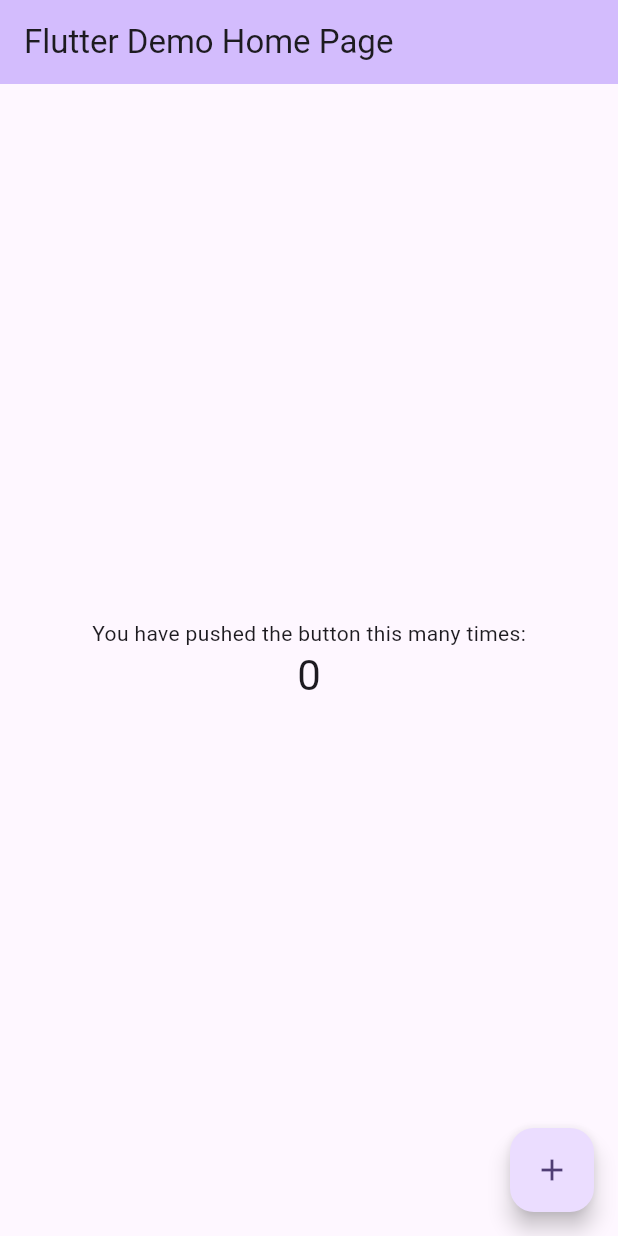
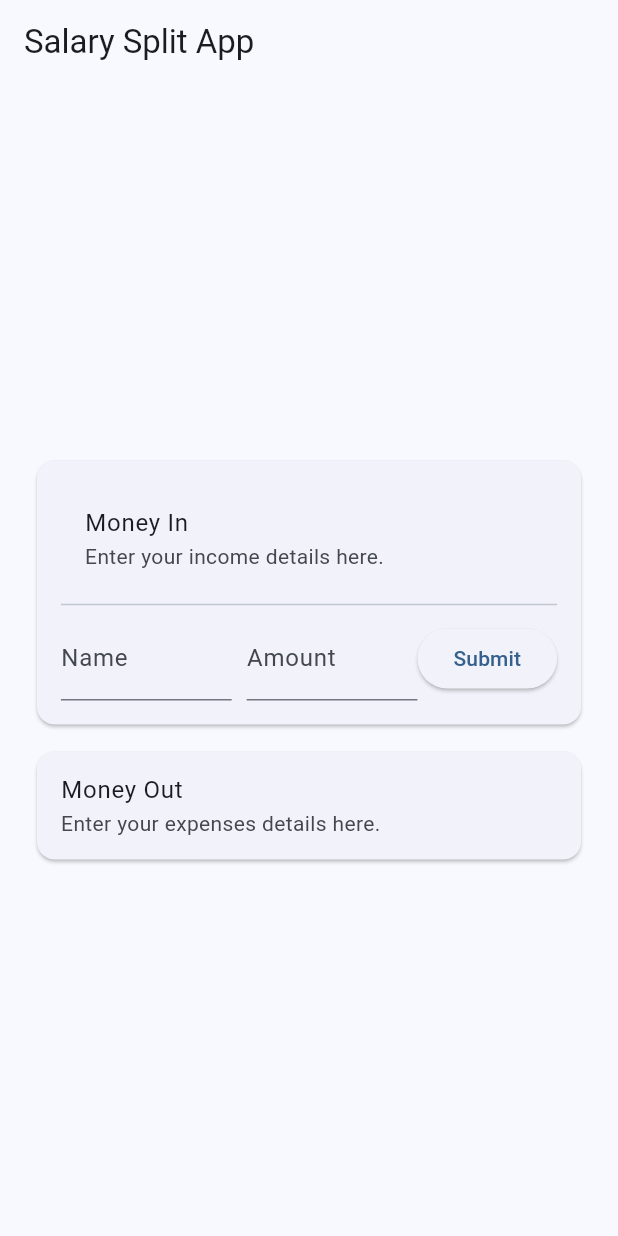
Before and after one commit to zoet24/salary-split, a Flutter app: the screen it shows after launch, on a phone screen of 412 x 824 dp. Run offline on Flutter 3.47's test engine with Material 3 defaults, Android fonts, the phone set to English and light mode, and no system bars.

Commit message:
Add form inputs for MoneyIn card

```diff
--- a/lib/main.dart
+++ b/lib/main.dart
@@ -1,125 +1,214 @@
 import 'package:flutter/material.dart';
+import 'package:provider/provider.dart';
 
 void main() {
-  runApp(const MyApp());
+  runApp(const SalarySplitApp());
 }
 
-class MyApp extends StatelessWidget {
-  const MyApp({super.key});
+class SalarySplitApp extends StatelessWidget {
+  const SalarySplitApp({super.key});
 
-  // This widget is the root of your application.
   @override
   Widget build(BuildContext context) {
-    return MaterialApp(
-      title: 'Flutter Demo',
-      theme: ThemeData(
-        // This is the theme of your application.
-        //
-        // TRY THIS: Try running your application with "flutter run". You'll see
-        // the application has a purple toolbar. Then, without quitting the app,
-        // try changing the seedColor in the colorScheme below to Colors.green
-        // and then invoke "hot reload" (save your changes or press the "hot
-        // reload" button in a Flutter-supported IDE, or press "r" if you used
-        // the command line to start the app).
-        //
-        // Notice that the counter didn't reset back to zero; the application
-        // state is not lost during the reload. To reset the state, use hot
-        // restart instead.
-        //
-        // This works for code too, not just values: Most code changes can be
-        // tested with just a hot reload.
-        colorScheme: ColorScheme.fromSeed(seedColor: Colors.deepPurple),
-        useMaterial3: true,
+    return ChangeNotifierProvider(
+      create: (context) => SalarySplitAppState(),
+      child: MaterialApp(
+        title: 'Salary Split App',
+        theme: ThemeData(
+          useMaterial3: true,
+          colorScheme: ColorScheme.fromSeed(seedColor: Colors.blue),
+        ),
+        home: const SalarySplitHomePage(),
       ),
-      home: const MyHomePage(title: 'Flutter Demo Home Page'),
     );
   }
 }
 
-class MyHomePage extends StatefulWidget {
-  const MyHomePage({super.key, required this.title});
+class SalarySplitAppState extends ChangeNotifier {}
 
-  // This widget is the home page of your application. It is stateful, meaning
-  // that it has a State object (defined below) that contains fields that affect
-  // how it looks.
-
-  // This class is the configuration for the state. It holds the values (in this
-  // case the title) provided by the parent (in this case the App widget) and
-  // used by the build method of the State. Fields in a Widget subclass are
-  // always marked "final".
-
-  final String title;
+class SalarySplitHomePage extends StatelessWidget {
+  const SalarySplitHomePage({super.key});
 
   @override
-  State<MyHomePage> createState() => _MyHomePageState();
+  Widget build(BuildContext context) {
+    return Scaffold(
+      appBar: AppBar(
+        title: const Text('Salary Split App'),
+      ),
+      body: Center(
+        child: LayoutBuilder(
+          builder: (BuildContext context, BoxConstraints constraints) {
+            // Calculate the width based on screen size
+            double width = MediaQuery.of(context).size.width;
+            double cardWidth = width > 600 ? width * 0.6 : width * 0.9;
+            cardWidth = cardWidth > 800 ? 800 : cardWidth; // Max width 800px
+
+            return Container(
+              width: cardWidth,
+              child: Column(
+                mainAxisAlignment: MainAxisAlignment.center,
+                children: const <Widget>[
+                  Card(
+                    child: Padding(
+                      padding: EdgeInsets.all(16.0),
+                      child: Column(
+                        crossAxisAlignment: CrossAxisAlignment.start,
+                        children: [
+                          ListTile(
+                            title: Text('Money In'),
+                            subtitle: Text('Enter your income details here.'),
+                          ),
+                          Divider(),
+                          MyCustomForm(),
+                        ],
+                      ),
+                    ),
+                  ),
+                  SizedBox(height: 10),
+                  Card(
+                    child: ListTile(
+                      title: Text('Money Out'),
+                      subtitle: Text('Enter your expenses details here.'),
+                    ),
+                  ),
+                ],
+              ),
+            );
+          },
+        ),
+      ),
+    );
+  }
 }
 
-class _MyHomePageState extends State<MyHomePage> {
-  int _counter = 0;
+class MyCustomForm extends StatefulWidget {
+  const MyCustomForm({super.key});
 
-  void _incrementCounter() {
+  @override
+  MyCustomFormState createState() {
+    return MyCustomFormState();
+  }
+}
+
+class MyCustomFormState extends State<MyCustomForm> {
+  final _formKey = GlobalKey<FormState>();
+  final _nameController = TextEditingController();
+  final _amountController = TextEditingController();
+
+  List<Map<String, String>> _submittedData = [];
+
+  void _submitData() {
+    if (_formKey.currentState!.validate()) {
+      setState(() {
+        _submittedData.add({
+          'name': _nameController.text,
+          'amount': _amountController.text,
+        });
+      });
+
+      ScaffoldMessenger.of(context).showSnackBar(
+        const SnackBar(content: Text('Data Submitted')),
+      );
+
+      // Clear the text fields after submission
+      _nameController.clear();
+      _amountController.clear();
+    }
+  }
+
+  void _deleteData(int index) {
     setState(() {
-      // This call to setState tells the Flutter framework that something has
-      // changed in this State, which causes it to rerun the build method below
-      // so that the display can reflect the updated values. If we changed
-      // _counter without calling setState(), then the build method would not be
-      // called again, and so nothing would appear to happen.
-      _counter++;
+      _submittedData.removeAt(index);
     });
   }
 
   @override
   Widget build(BuildContext context) {
-    // This method is rerun every time setState is called, for instance as done
-    // by the _incrementCounter method above.
-    //
-    // The Flutter framework has been optimized to make rerunning build methods
-    // fast, so that you can just rebuild anything that needs updating rather
-    // than having to individually change instances of widgets.
-    return Scaffold(
-      appBar: AppBar(
-        // TRY THIS: Try changing the color here to a specific color (to
-        // Colors.amber, perhaps?) and trigger a hot reload to see the AppBar
-        // change color while the other colors stay the same.
-        backgroundColor: Theme.of(context).colorScheme.inversePrimary,
-        // Here we take the value from the MyHomePage object that was created by
-        // the App.build method, and use it to set our appbar title.
-        title: Text(widget.title),
-      ),
-      body: Center(
-        // Center is a layout widget. It takes a single child and positions it
-        // in the middle of the parent.
-        child: Column(
-          // Column is also a layout widget. It takes a list of children and
-          // arranges them vertically. By default, it sizes itself to fit its
-          // children horizontally, and tries to be as tall as its parent.
-          //
-          // Column has various properties to control how it sizes itself and
-          // how it positions its children. Here we use mainAxisAlignment to
-          // center the children vertically; the main axis here is the vertical
-          // axis because Columns are vertical (the cross axis would be
-          // horizontal).
-          //
-          // TRY THIS: Invoke "debug painting" (choose the "Toggle Debug Paint"
-          // action in the IDE, or press "p" in the console), to see the
-          // wireframe for each widget.
-          mainAxisAlignment: MainAxisAlignment.center,
-          children: <Widget>[
-            const Text(
-              'You have pushed the button this many times:',
+    return Column(
+      children: [
+        // Display the submitted data
+        ..._submittedData.asMap().entries.map((entry) {
+          int idx = entry.key;
+          Map<String, String> data = entry.value;
+
+          return InkWell(
+            onTap: () => showDialog(
+              context: context,
+              builder: (ctx) => AlertDialog(
+                title: const Text('Delete Entry'),
+                content: const Text('Do you want to delete this entry?'),
+                actions: <Widget>[
+                  TextButton(
+                    child: const Text('Cancel'),
+                    onPressed: () {
+                      Navigator.of(ctx).pop();
+                    },
+                  ),
+                  TextButton(
+                    child: const Text('Delete'),
+                    onPressed: () {
+                      Navigator.of(ctx).pop();
+                      _deleteData(idx);
+                    },
+                  ),
+                ],
+              ),
             ),
-            Text(
-              '$_counter',
-              style: Theme.of(context).textTheme.headlineMedium,
+            child: Padding(
+              padding: const EdgeInsets.all(8.0),
+              child: Row(
+                mainAxisAlignment: MainAxisAlignment.spaceEvenly,
+                children: [
+                  Text('Name: ${data['name']}, Amount: ${data['amount']}'),
+                ],
+              ),
             ),
-          ],
+          );
+        }).toList(),
+
+        // Form fields
+        Form(
+          key: _formKey,
+          child: Row(
+            children: [
+              Expanded(
+                child: TextFormField(
+                  controller: _nameController,
+                  decoration: const InputDecoration(
+                    labelText: 'Name',
+                  ),
+                  validator: (value) {
+                    if (value == null || value.isEmpty) {
+                      return 'Enter a name';
+                    }
+                    return null;
+                  },
+                ),
+              ),
+              SizedBox(width: 10),
+              Expanded(
+                child: TextFormField(
+                  controller: _amountController,
+                  decoration: const InputDecoration(
+                    labelText: 'Amount',
+                  ),
+                  keyboardType: TextInputType.number,
+                  validator: (value) {
+                    if (value == null || value.isEmpty) {
+                      return 'Enter an amount';
+                    }
+                    return null;
+                  },
+                ),
+              ),
+              ElevatedButton(
+                onPressed: _submitData,
+                child: const Text('Submit'),
+              ),
+            ],
+          ),
         ),
-      ),
-      floatingActionButton: FloatingActionButton(
-        onPressed: _incrementCounter,
-        tooltip: 'Increment',
-        child: const Icon(Icons.add),
-      ), // This trailing comma makes auto-formatting nicer for build methods.
+      ],
     );
   }
 }
```
Also changed, not shown: analysis_options.yaml (+7 -24 lines), pubspec.yaml (+6 -71 lines), pubspec.lock.
